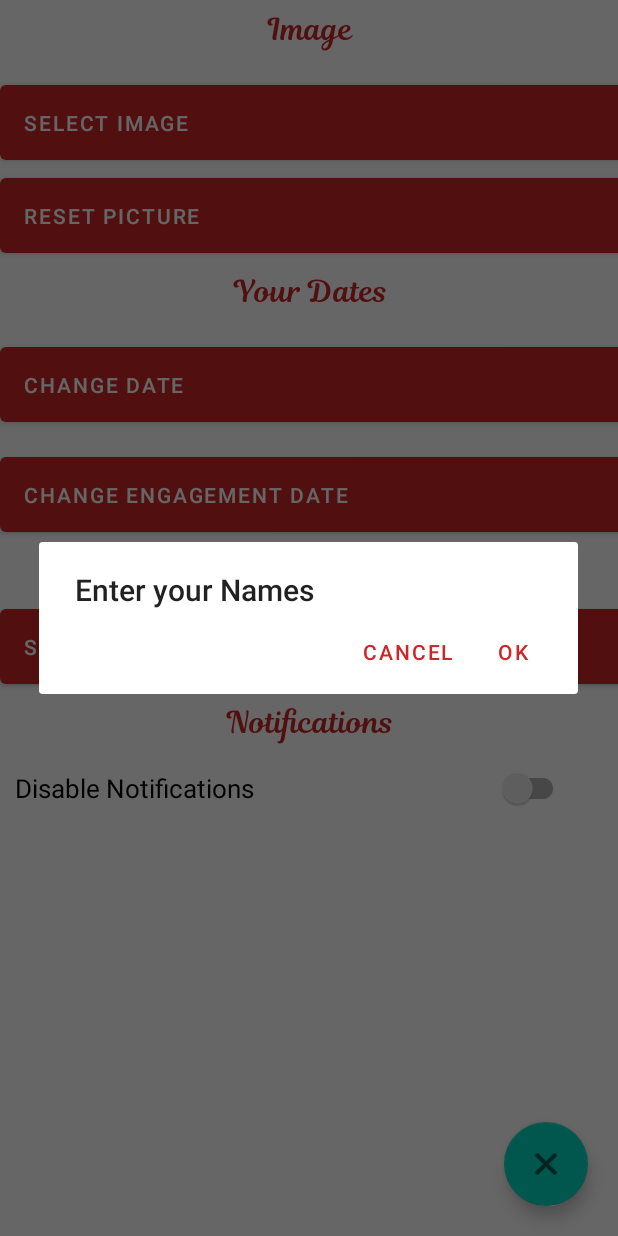
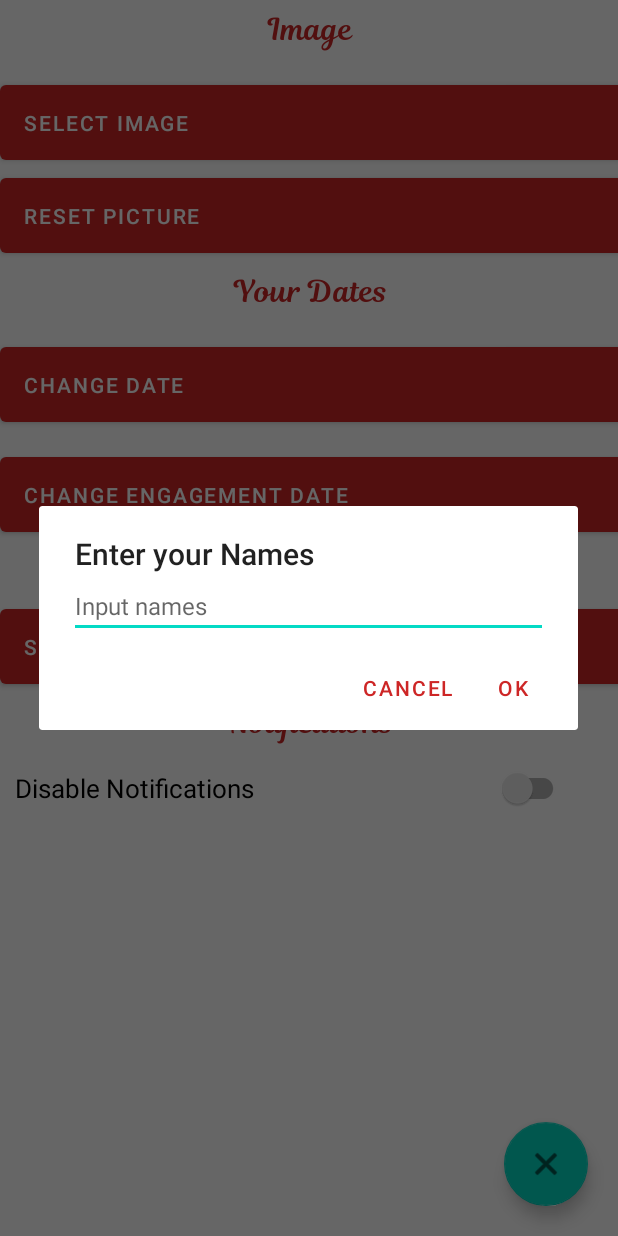
Before and after one commit to Toscanphoenix-de/LoveTime, an Android app: the SettingsActivity screen opened directly, with no data from a screen before it, after a tap on "SET NAMES", on a phone screen of 412 x 824 dp. Run offline under Robolectric (Android 15) with nearby library versions, the phone set to English and light mode, and no system bars.

Commit message:
soem adjustments and new added

```diff
--- a/app/src/main/AndroidManifest.xml
+++ b/app/src/main/AndroidManifest.xml
@@ -11,7 +11,11 @@
         android:roundIcon="@mipmap/ic_launcher_round"
         android:supportsRtl="true"
         android:theme="@style/Theme.KotlinTry">
-        <activity android:name=".AboutActivity"></activity>
+        <activity android:name=".FirstEngagementActivity"></activity>
+        <activity android:name=".MainMarriedActivity" />
+        <activity android:name=".MainEngagedActivity" />
+        <activity android:name=".HelpActivity" />
+        <activity android:name=".AboutActivity" />
         <activity
             android:name=".SettingsActivity"
             android:label="@string/title_activity_settings" />
--- /dev/null
+++ b/app/src/main/res/layout/edit_text_layout.xml
@@ -0,0 +1,14 @@
+<?xml version="1.0" encoding="utf-8"?>
+<LinearLayout xmlns:android="http://schemas.android.com/apk/res/android"
+    android:orientation="vertical" android:layout_width="match_parent"
+    android:layout_height="match_parent">
+
+    <EditText
+        android:layout_width="match_parent"
+        android:layout_height="wrap_content"
+        android:hint="Input names"
+        android:id="@+id/et_editText"
+        android:textSize="16sp"
+        android:layout_marginHorizontal="20dp"/>
+
+</LinearLayout>
```
Also changed, not shown: app/src/main/java/com/fenni/kotlintry/DateCalculation.kt (+18 -27 lines), app/src/main/res/layout/activity_about.xml (+10 -0 lines), 1 other file.
